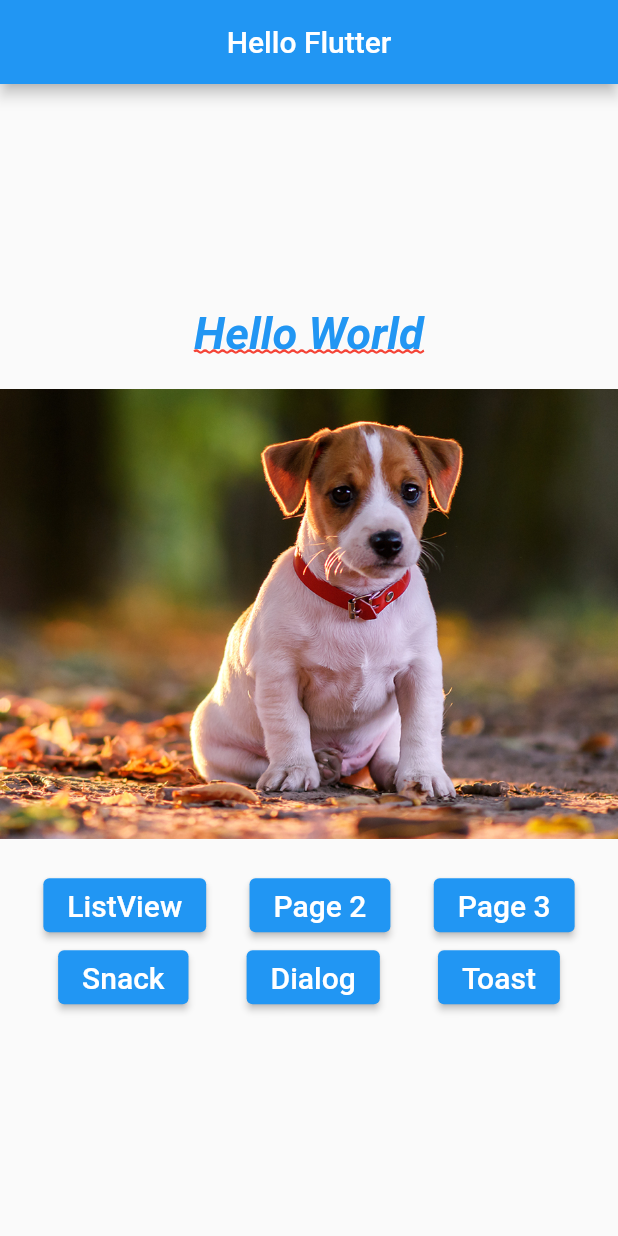
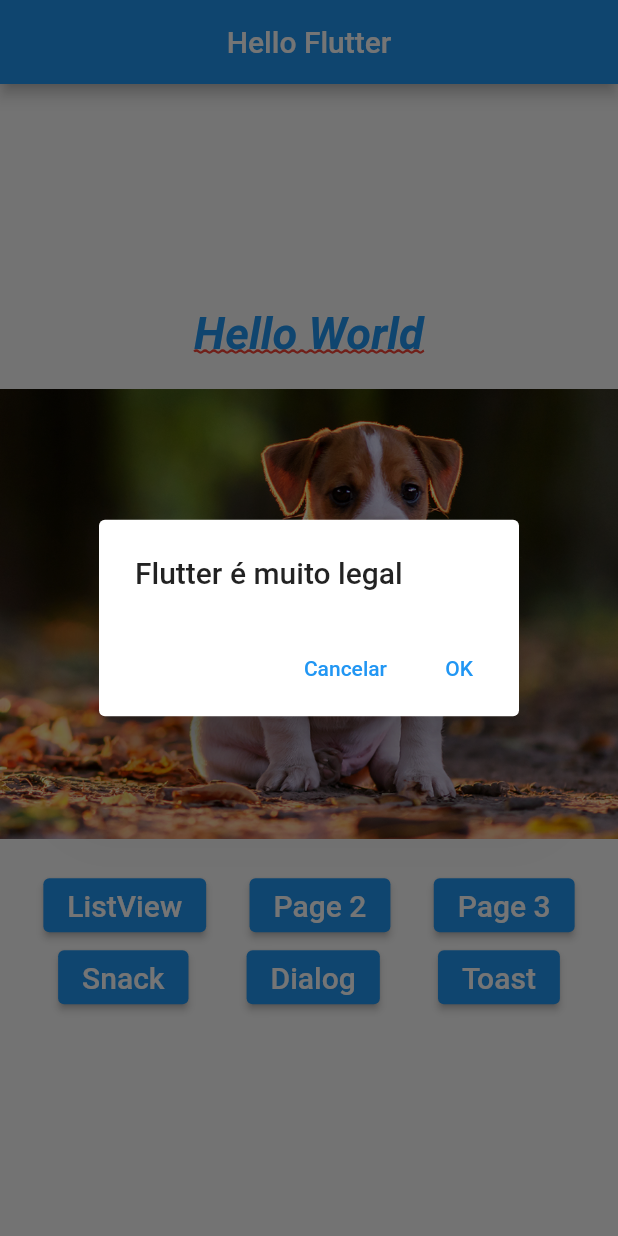
Before and after one commit to devbrunorm/flutter-aula01, a Flutter app: the screen it shows after launch, after a tap on "Dialog", on a phone screen of 412 x 824 dp. Run offline on Flutter 3.47's test engine with Material 2 defaults, Android fonts, the phone set to English and light mode, and no system bars; our stand-ins replace fluttertoast.

Commit message:
Adicionadas as notificações do aplicativo.

```diff
--- a/lib/home_page.dart
+++ b/lib/home_page.dart
@@ -1,10 +1,10 @@
 import 'package:flutter/material.dart';
 import 'package:projetos_android/pages/hello_listview.dart';
-import 'package:projetos_android/pages/hello_page1.dart';
 import 'package:projetos_android/pages/hello_page2.dart';
 import 'package:projetos_android/pages/hello_page3.dart';
 import 'package:projetos_android/utils/nav.dart';
 import 'package:projetos_android/widgets/blue_button.dart';
+import 'package:fluttertoast/fluttertoast.dart';
 
 class HomePage extends StatelessWidget {
   const HomePage({Key? key}) : super(key: key);
@@ -24,10 +24,10 @@ class HomePage extends StatelessWidget {
     return Container(
       child: Column(
         mainAxisAlignment: MainAxisAlignment.center,
-        children: <Widget> [
+        children: <Widget>[
           _text(),
           _pageView(),
-          _buttons(context),
+          _buttons(),
         ],
       ),
     );
@@ -35,10 +35,10 @@ class HomePage extends StatelessWidget {
 
   _pageView() {
     return Container(
-      margin: EdgeInsets.only(top:20, bottom: 20),
+      margin: EdgeInsets.only(top: 20, bottom: 20),
       height: 300,
       child: PageView(
-            children:<Widget> [
+        children: <Widget>[
           _img("assets/images/dog1.png"),
           _img("assets/images/dog2.png"),
           _img("assets/images/dog3.png"),
@@ -49,39 +49,91 @@ class HomePage extends StatelessWidget {
     );
   }
 
-  _buttons(BuildContext context) {
+  _buttons() {
+    return Builder(
+      builder: (BuildContext context) {
         return Column(
-          children: <Widget> [
+          children: <Widget>[
             Row(
               mainAxisAlignment: MainAxisAlignment.spaceEvenly,
-              children: <Widget> [
-                BlueButton("ListView", () => _onClickNavigator(context, HelloListView())),
-                BlueButton("Page 2", () => _onClickNavigator(context, HelloPage2())),
-                BlueButton("Page 3", () => _onClickNavigator(context, HelloPage3())),
+              children: <Widget>[
+                BlueButton("ListView",
+                    () => _onClickNavigator(context, HelloListView())),
+                BlueButton(
+                    "Page 2", () => _onClickNavigator(context, HelloPage2())),
+                BlueButton(
+                    "Page 3", () => _onClickNavigator(context, HelloPage3())),
               ],
             ),
             Row(
               mainAxisAlignment: MainAxisAlignment.spaceEvenly,
-              children: <Widget> [
-                BlueButton("Snack", _onClickSnack),
-                BlueButton("Dialog", _onClickDialog),
+              children: <Widget>[
+                BlueButton("Snack", () => _onClickSnack(context)),
+                BlueButton("Dialog", () => _onClickDialog(context)),
                 BlueButton("Toast", _onClickToast),
               ],
             ),
           ],
         );
+      },
+    );
   }
 
-  _onClickSnack() {
-
+  _onClickSnack(BuildContext context) {
+    ScaffoldMessenger.of(context).showSnackBar(
+      SnackBar(
+        content: Text("Olá Flutter"),
+        action: SnackBarAction(
+          textColor: Colors.yellow,
+          label: "OK",
+          onPressed: () {
+            print("OK!");
+          },
+        ),
+      ),
+    );
   }
 
-  _onClickDialog() {
-
+  _onClickDialog(BuildContext context) {
+    showDialog(
+      barrierDismissible: false,
+      context: context,
+      builder: (context) {
+        return WillPopScope(
+          onWillPop: () async => false,
+          child: AlertDialog(
+            title: Text("Flutter é muito legal"),
+            actions: <Widget>[
+              TextButton(
+                onPressed: () {
+                  Navigator.pop(context);
+                },
+                child: Text("Cancelar"),
+              ),
+              TextButton(
+                onPressed: () {
+                  Navigator.pop(context);
+                  print("OK!!!");
+                },
+                child: Text("OK"),
+              ),
+            ],
+          ),
+        );
+      },
+    );
   }
 
   _onClickToast() {
-
+    Fluttertoast.showToast(
+        msg: "Flutter é muito legal",
+        toastLength: Toast.LENGTH_LONG,
+        gravity: ToastGravity.CENTER,
+        timeInSecForIosWeb: 1,
+        backgroundColor: Colors.green,
+        textColor: Colors.white,
+        fontSize: 16.0
+    );
   }
 
   _text() {
--- a/pubspec.yaml
+++ b/pubspec.yaml
@@ -29,6 +29,7 @@ environment:
 dependencies:
   flutter:
     sdk: flutter
+  fluttertoast: ^8.0.7
 
 
   # The following adds the Cupertino Icons font to your application.
```
Also changed, not shown: pubspec.lock. Lines whose indentation alone changed are shown as unchanged.
